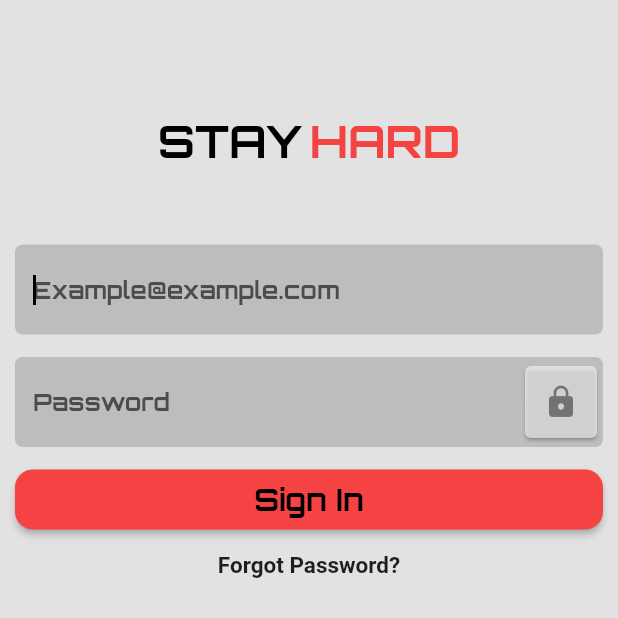
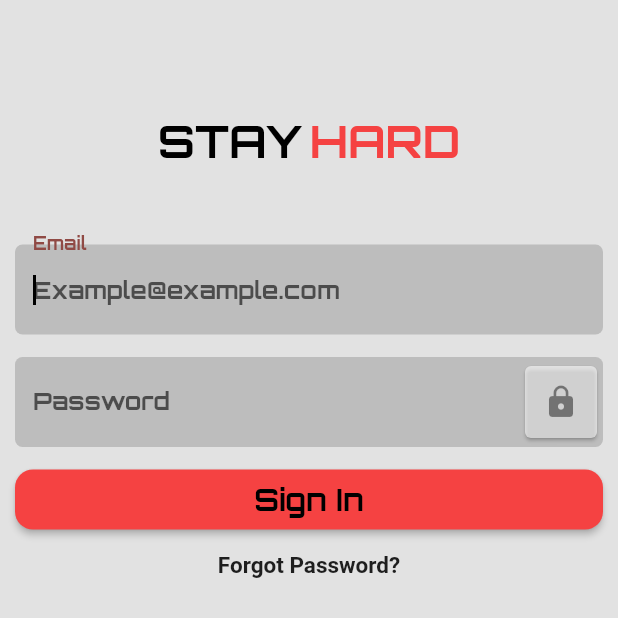
Before and after one commit to tolunaykutlu/Gym-App, a Flutter app: the screen it shows after launch, on a phone screen of 412 x 824 dp, the top half of it. Run offline on Flutter 3.47's test engine with Material 2 defaults, Android fonts, the phone set to English and light mode, and no system bars; our stand-ins replace cloud_firestore, firebase_auth, firebase_core, flutter_riverpod, google_fonts; missing offline and left inert: kartal; accounts and stored records are empty.

Commit message:
android2

```diff
--- a/lib/src/core/components/widgets/custom_textfield.dart
+++ b/lib/src/core/components/widgets/custom_textfield.dart
@@ -11,6 +11,7 @@ class CustomTextFormField extends StatefulWidget {
   final String? Function(String?)? validator;
   final void Function(String)? onChanged;
   final bool autoFocus;
+  final String? labeltext;
 
   const CustomTextFormField({
     super.key,
@@ -22,6 +23,7 @@ class CustomTextFormField extends StatefulWidget {
     this.validator,
     this.onChanged,
     this.autoFocus = false,
+    this.labeltext,
   });
 
   @override
@@ -40,6 +42,7 @@ class _CustomTextFormFieldState extends State<CustomTextFormField> {
         obscureText: widget.secret,
         cursorColor: Colors.black,
         decoration: InputDecoration(
+            labelText: widget.labeltext,
             errorStyle: Theme.of(context)
                 .textTheme
                 .titleMedium
--- a/lib/src/features/Views/level_page.dart
+++ b/lib/src/features/Views/level_page.dart
@@ -94,7 +94,7 @@ class _LevelSelectionWidgetState extends State<LevelSelectionWidget> {
       onTap: () async {
         setState(() {
           //widget.ref.read(authProvider).fauth.signOutuser();
-          widget.ref.read(authProvider).addUser("tolu", "male", "22");
+          // widget.ref.read(authProvider).addUser("tolu", "male", "22");
 
           Navigator.pushNamed(context, '/selectedChallenge');
         });
--- a/lib/src/features/Views/login_page.dart
+++ b/lib/src/features/Views/login_page.dart
@@ -1,3 +1,5 @@
+import 'dart:math';
+
 import 'package:change30/src/core/components/widgets/app_title_widget.dart';
 import 'package:change30/src/core/components/widgets/sign_in_with_widget.dart';
 import 'package:change30/src/core/extension/size_extension.dart';
@@ -99,6 +101,7 @@ class _LoginPageState extends ConsumerState<LoginPage> {
       children: [
         spaceSmallH15(),
         CustomTextFormField(
+          labeltext: "Email",
           autoFocus: true,
           onChanged: (p0) {},
           control: _emailController,
@@ -108,6 +111,7 @@ class _LoginPageState extends ConsumerState<LoginPage> {
         ),
         spaceSmallH15(),
         CustomTextFormField(
+          labeltext: "Password",
           control: _passwordController,
           hintText: AppConstants.passwordText,
           secret: secretPassword,
```
Also changed, not shown: lib/src/features/Views/choose_gender_page.dart (+1 -7 lines), lib/src/features/Views/selected_challenge.dart (+6 -1 lines), lib/src/features/Views/sign_up_page.dart (+5 -5 lines), lib/src/features/firebase/firebase_services/firebase_auth.dart (+4 -3 lines), lib/src/features/riverpods/auth_riverpod.dart (+4 -12 lines).
